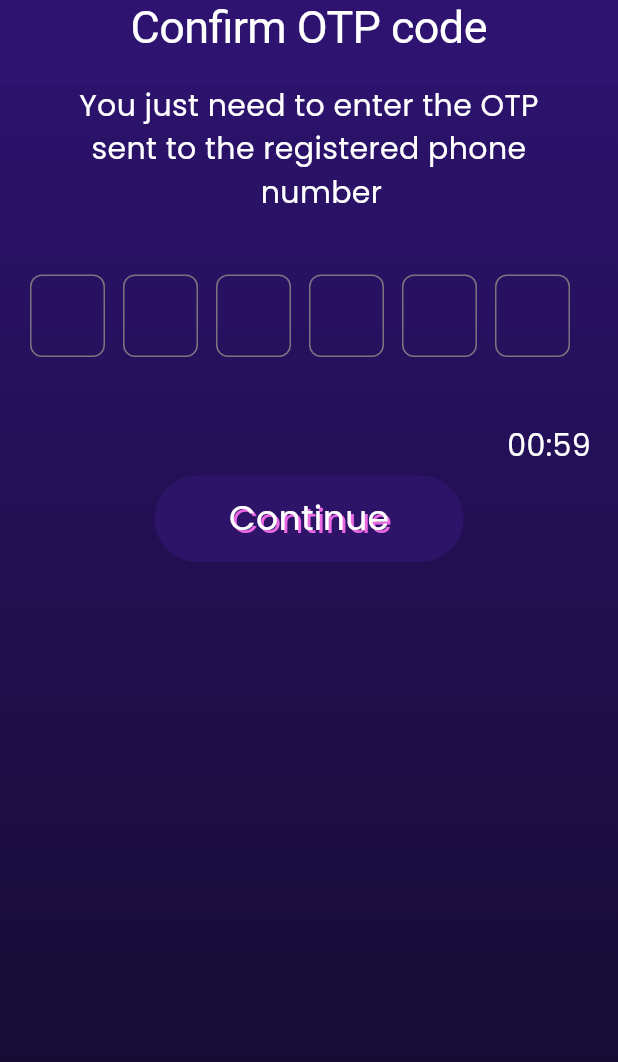
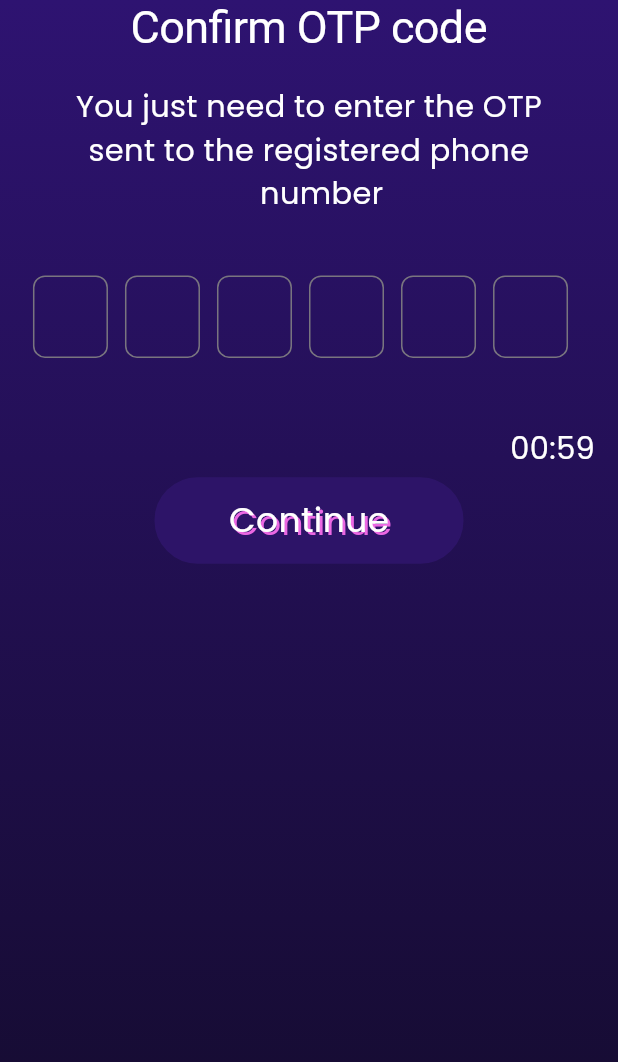
Before and after one commit to ZakariaEysa/Your-Seat-Graduation-Project, a Flutter app: the Confirm widget shown alone on an empty page, opened directly, on a phone screen of 412 x 824 dp. Shown: the top 1062 px of the screen. Run offline on Flutter 3.47's test engine with Material 3 defaults, Android fonts, the phone set to English and light mode, and no system bars; our stand-ins replace bot_toast, cached_network_image, curved_labeled_navigation_bar, equatable, firebase_core, flutter_bloc and 3 more; accounts and stored records are empty.

```diff
--- a/lib/features/user_flow/auth/presentation/views/confirm.dart
+++ b/lib/features/user_flow/auth/presentation/views/confirm.dart
@@ -1,4 +1,6 @@
 import 'package:flutter/material.dart';
+import 'package:flutter_screenutil/flutter_screenutil.dart';
+import 'package:yourseatgraduationproject/utils/navigation.dart';
 import 'package:yourseatgraduationproject/widgets/scaffold/scaffold_f.dart';
 import '../../../../../widgets/app_bar/appbar.dart';
 import '../../../../../widgets/button/button_builder.dart';
@@ -15,17 +17,17 @@ class Confirm extends StatelessWidget {
           const BuilderAppBar(
             title: 'Confirm OTP code',
           ),
-          const Text(
+          Text(
             'You just need to enter the OTP\nsent to the registered phone \n'
             '   number ',
-            style: TextStyle(color: Colors.white, fontSize: 20),
+            style: TextStyle(color: Colors.white, fontSize:20.sp),
             textAlign: TextAlign.center,
           ),
-          const SizedBox(
-            height: 40,
+        SizedBox(
+            height:40.h,
           ),
           Padding(
-            padding: const EdgeInsets.only(left: 20, right: 20),
+            padding:EdgeInsets.only(left:20.w, right: 20.w),
             child: Row(
               children: [
                 ConfirmPart(title: ''),
@@ -37,16 +39,16 @@ class Confirm extends StatelessWidget {
               ],
             ),
           ),
-          const SizedBox(
-            height: 30,
+           SizedBox(
+            height: 30.h,
           ),
-          const Padding(
-            padding: EdgeInsets.only(left: 320),
+           Padding(
+            padding: EdgeInsets.only(left: 320.h),
             child: Text('00:59',
-                style: TextStyle(color: Colors.white, fontSize: 20)),
+                style: TextStyle(color: Colors.white, fontSize:20.sp)),
           ),
-          const SizedBox(
-            height: 5,
+          SizedBox(
+            height: 5.h,
           ),
           ButtonBuilder(
             text: 'Continue',
--- a/lib/main.dart
+++ b/lib/main.dart
@@ -4,6 +4,8 @@ import 'package:firebase_core/firebase_core.dart';
 import 'package:flutter_bloc/flutter_bloc.dart';
 import 'package:yourseatgraduationproject/data/hive_stroage.dart';
 import 'package:yourseatgraduationproject/features/user_flow/Settings/presentation/views/settings_screen.dart';
+import 'package:yourseatgraduationproject/features/user_flow/auth/presentation/views/confirm.dart';
+import 'package:yourseatgraduationproject/features/user_flow/auth/presentation/views/sign_in.dart';
 import 'package:yourseatgraduationproject/features/user_flow/home/presentation/views/home_layout.dart';
 import 'package:yourseatgraduationproject/services/simple_bloc_observer_service.dart';
 import 'package:yourseatgraduationproject/widgets/application_theme/applicaton_theme.dart';
@@ -82,7 +84,7 @@ class MyApp extends StatelessWidget {
               supportedLocales: S.delegate.supportedLocales,
               debugShowCheckedModeBanner: false,
               builder: BotToastInit(),
-              home: const SettingsPage(),
+              home: SignIn(),
             );
           });
     });
--- a/lib/widgets/app_bar/appbar.dart
+++ b/lib/widgets/app_bar/appbar.dart
@@ -17,7 +17,7 @@ class BuilderAppBar extends StatelessWidget {
     return AppBar(
       actions: actions,
       elevation: 0,
-      backgroundColor: theme.primaryColor,
+      backgroundColor: Colors.transparent,
       title: Text(
         title,
         style: const TextStyle(fontSize:30),
```
Also changed, not shown: lib/features/user_flow/auth/presentation/views/sign_in.dart (+66 -151 lines), lib/features/user_flow/auth/presentation/widgets/confirm_part.dart (indentation only), lib/features/user_flow/auth/presentation/widgets/sign_in_part.dart (indentation only).
